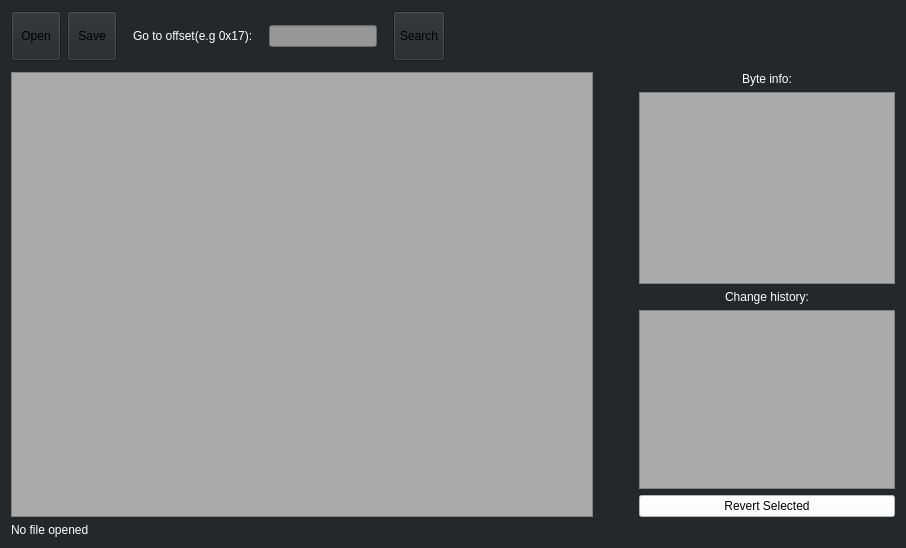
First picture: the form in mainwindow.ui, repository f-sc/FSeC_patch_QT-MAC-OS-VERSION-, before the edit.
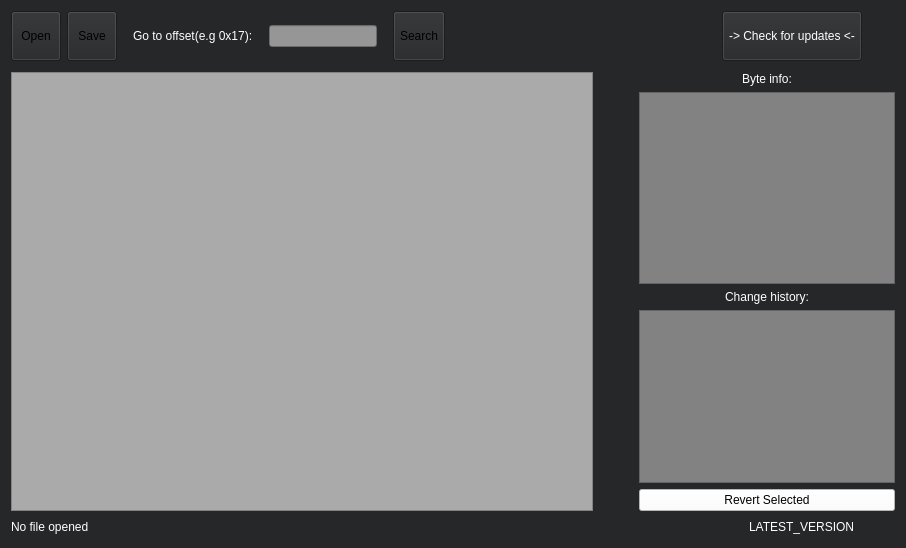
Second picture: the form after the edit. Icons and pictures are not drawn.

Diff of the .ui file:
```diff
--- a/mainwindow.ui
+++ b/mainwindow.ui
@@ -201,22 +201,6 @@
            <enum>Qt::Horizontal</enum>
           </property>
           <property name="sizeType">
-           <enum>QSizePolicy::Minimum</enum>
-          </property>
-          <property name="sizeHint" stdset="0">
-           <size>
-            <width>10</width>
-            <height>20</height>
-           </size>
-          </property>
-         </spacer>
-        </item>
-        <item>
-         <spacer name="horizontalSpacer_3">
-          <property name="orientation">
-           <enum>Qt::Horizontal</enum>
-          </property>
-          <property name="sizeType">
            <enum>QSizePolicy::MinimumExpanding</enum>
           </property>
           <property name="sizeHint" stdset="0">
@@ -227,6 +211,76 @@
           </property>
          </spacer>
         </item>
+        <item>
+         <widget class="QToolButton" name="tbCheckUpdates">
+          <property name="sizePolicy">
+           <sizepolicy hsizetype="Preferred" vsizetype="Preferred">
+            <horstretch>0</horstretch>
+            <verstretch>0</verstretch>
+           </sizepolicy>
+          </property>
+          <property name="minimumSize">
+           <size>
+            <width>50</width>
+            <height>50</height>
+           </size>
+          </property>
+          <property name="styleSheet">
+           <string notr="true">color: white</string>
+          </property>
+          <property name="text">
+           <string>-&gt; Check for updates &lt;-</string>
+          </property>
+          <property name="iconSize">
+           <size>
+            <width>50</width>
+            <height>50</height>
+           </size>
+          </property>
+         </widget>
+        </item>
+        <item>
+         <spacer name="horizontalSpacer_6">
+          <property name="orientation">
+           <enum>Qt::Horizontal</enum>
+          </property>
+          <property name="sizeType">
+           <enum>QSizePolicy::Minimum</enum>
+          </property>
+          <property name="sizeHint" stdset="0">
+           <size>
+            <width>10</width>
+            <height>20</height>
+           </size>
+          </property>
+         </spacer>
+        </item>
+        <item>
+         <widget class="QLabel" name="label_2">
+          <property name="text">
+           <string/>
+          </property>
+          <property name="pixmap">
+           <pixmap resource="resc.qrc">:/new/prefix1/res/logo.png</pixmap>
+          </property>
+         </widget>
+        </item>
+        <item>
+         <spacer name="horizontalSpacer_3">
+          <property name="orientation">
+           <enum>Qt::Horizontal</enum>
+          </property>
+          <property name="sizeType">
+           <enum>QSizePolicy::Minimum</enum>
+          </property>
+          <property name="sizeHint" stdset="0">
+           <size>
+            <width>10</width>
+            <height>20</height>
+           </size>
+          </property>
+         </spacer>
+        </item>
        </layout>
       </item>
       <item>
@@ -315,7 +369,7 @@
              </sizepolicy>
             </property>
             <property name="styleSheet">
-             <string notr="true">background-color: rgb(170, 170, 170)</string>
+             <string notr="true">background-color: rgb(130, 130, 130);color:white;</string>
             </property>
            </widget>
           </item>
@@ -341,7 +395,7 @@
              </sizepolicy>
             </property>
             <property name="styleSheet">
-             <string notr="true">background-color: rgb(170, 170, 170)</string>
+             <string notr="true">background-color: rgb(130, 130, 130);color:white;</string>
             </property>
            </widget>
           </item>
@@ -379,6 +433,45 @@
         </property>
        </widget>
       </item>
+      <item>
+       <spacer name="horizontalSpacer_2">
+        <property name="orientation">
+         <enum>Qt::Horizontal</enum>
+        </property>
+        <property name="sizeHint" stdset="0">
+         <size>
+          <width>40</width>
+          <height>20</height>
+         </size>
+        </property>
+       </spacer>
+      </item>
+      <item>
+       <widget class="QLabel" name="lblLatestVersion">
+        <property name="styleSheet">
+         <string notr="true">color: white</string>
+        </property>
+        <property name="text">
+         <string>LATEST_VERSION</string>
+        </property>
+       </widget>
+      </item>
+      <item>
+       <spacer name="horizontalSpacer_9">
+        <property name="orientation">
+         <enum>Qt::Horizontal</enum>
+        </property>
+        <property name="sizeType">
+         <enum>QSizePolicy::Minimum</enum>
+        </property>
+        <property name="sizeHint" stdset="0">
+         <size>
+          <width>40</width>
+          <height>20</height>
+         </size>
+        </property>
+       </spacer>
+      </item>
      </layout>
     </item>
    </layout>
```
Left out of the diff: 4 changed lines with no effect on the pictures.
